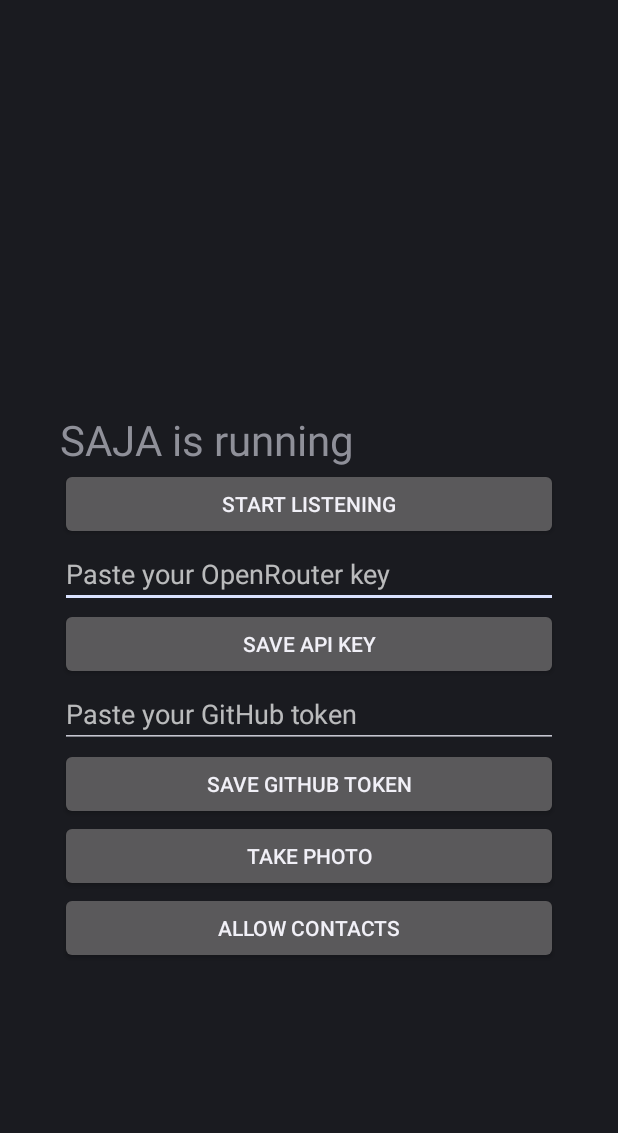
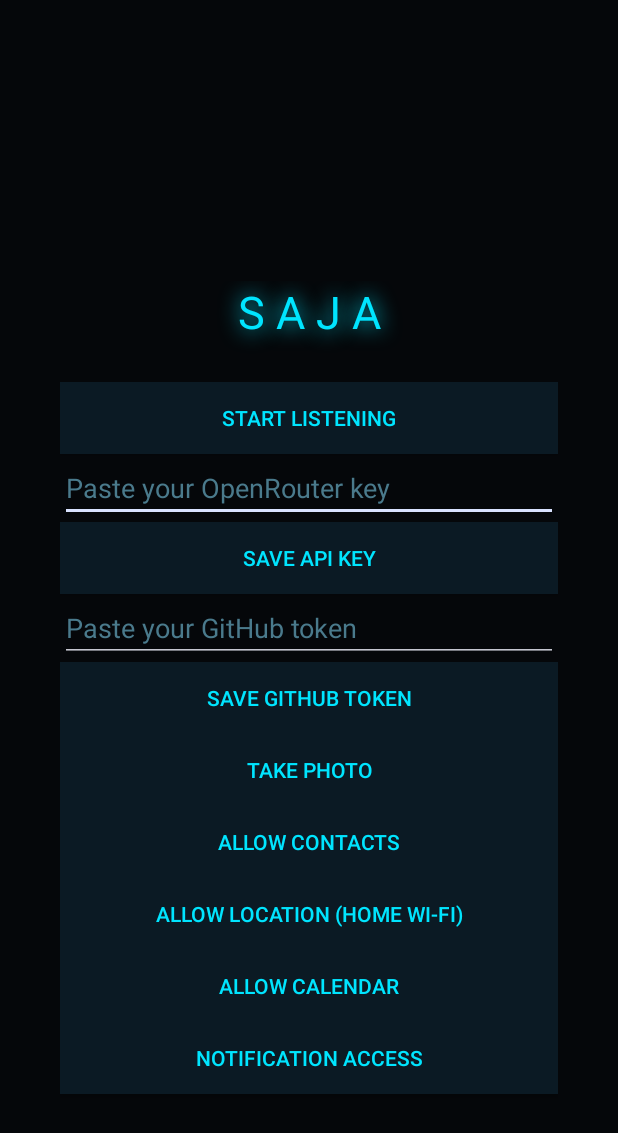
Before and after one commit to jokerhac57-oss/saja-clean, an Android app: the screen it shows after launch (MainActivity), on a phone screen of 412 x 824 dp. Shown: the top 1133 px of the screen. Run offline under Robolectric (Android 15) with nearby library versions, the phone set to English and light mode, and no system bars; 1 statement that could not run was skipped.

Commit message:
Update MainActivity.java

```diff
--- a/app/src/main/java/com/saja/app/MainActivity.java
+++ b/app/src/main/java/com/saja/app/MainActivity.java
@@ -10,6 +10,7 @@ import android.net.Uri;
 import android.os.Build;
 import android.os.Bundle;
 import android.provider.MediaStore;
+import android.provider.Settings;
 import android.view.Gravity;
 import android.view.View;
 import android.widget.Button;
@@ -29,6 +30,11 @@ import java.util.Locale;
 public class MainActivity extends Activity {
     private static final int REQ_START = 1;
     private static final int REQ_CONTACTS = 2;
+    private static final int REQ_LOCATION = 3;
+    private static final int REQ_CALENDAR = 4;
+    private static final int CYAN = 0xFF00E5FF;
+    private static final int PANEL = 0xFF0B1A24;
+    private static final int BLACK = 0xFF05070A;
 
     @Override
     protected void onCreate(Bundle savedInstanceState) {
@@ -36,11 +42,16 @@ public class MainActivity extends Activity {
         LinearLayout box = new LinearLayout(this);
         box.setOrientation(LinearLayout.VERTICAL);
         box.setGravity(Gravity.CENTER);
+        box.setBackgroundColor(BLACK);
         box.setPadding(60, 200, 60, 60);
 
         TextView title = new TextView(this);
-        title.setText("SAJA is running");
-        title.setTextSize(28);
+        title.setText("S A J A");
+        title.setTextSize(30);
+        title.setTextColor(CYAN);
+        title.setGravity(Gravity.CENTER);
+        title.setShadowLayer(18f, 0f, 0f, CYAN);
+        title.setPadding(0, 0, 0, 40);
         box.addView(title);
 
         box.addView(button("START LISTENING", v -> askThenStart()));
@@ -56,6 +67,9 @@ public class MainActivity extends Activity {
 
         box.addView(button("TAKE PHOTO", v -> takePhoto()));
         box.addView(button("ALLOW CONTACTS", v -> requestPermissions(new String[]{Manifest.permission.READ_CONTACTS}, REQ_CONTACTS)));
+        box.addView(button("ALLOW LOCATION (HOME WI-FI)", v -> requestPermissions(new String[]{Manifest.permission.ACCESS_FINE_LOCATION}, REQ_LOCATION)));
+        box.addView(button("ALLOW CALENDAR", v -> requestPermissions(new String[]{Manifest.permission.READ_CALENDAR}, REQ_CALENDAR)));
+        box.addView(button("NOTIFICATION ACCESS", v -> startActivity(new Intent(Settings.ACTION_NOTIFICATION_LISTENER_SETTINGS))));
 
         setContentView(box);
     }
@@ -63,6 +77,8 @@ public class MainActivity extends Activity {
     private Button button(String text, View.OnClickListener listener) {
         Button b = new Button(this);
         b.setText(text);
+        b.setTextColor(CYAN);
+        b.setBackgroundColor(PANEL);
         b.setOnClickListener(listener);
         return b;
     }
@@ -70,6 +86,8 @@ public class MainActivity extends Activity {
     private EditText input(String hint) {
         EditText e = new EditText(this);
         e.setHint(hint);
+        e.setHintTextColor(0xFF4A7A8C);
+        e.setTextColor(CYAN);
         e.setSingleLine(true);
         return e;
     }
@@ -140,5 +158,11 @@ public class MainActivity extends Activity {
         if (requestCode == REQ_CONTACTS) {
             Toast.makeText(this, granted ? "Contacts allowed" : "Contacts not allowed", Toast.LENGTH_SHORT).show();
         }
+        if (requestCode == REQ_LOCATION) {
+            Toast.makeText(this, granted ? "Location allowed" : "Location not allowed", Toast.LENGTH_SHORT).show();
+        }
+        if (requestCode == REQ_CALENDAR) {
+            Toast.makeText(this, granted ? "Calendar allowed" : "Calendar not allowed", Toast.LENGTH_SHORT).show();
+        }
     }
 }
```
